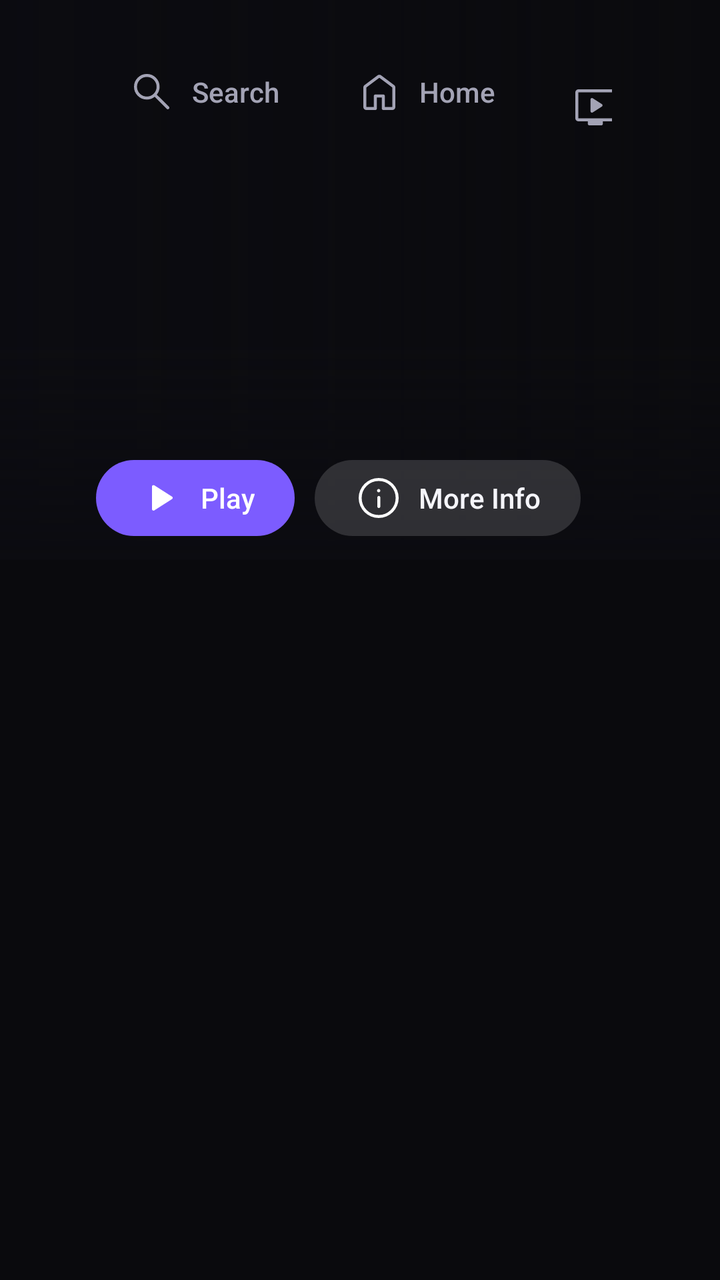
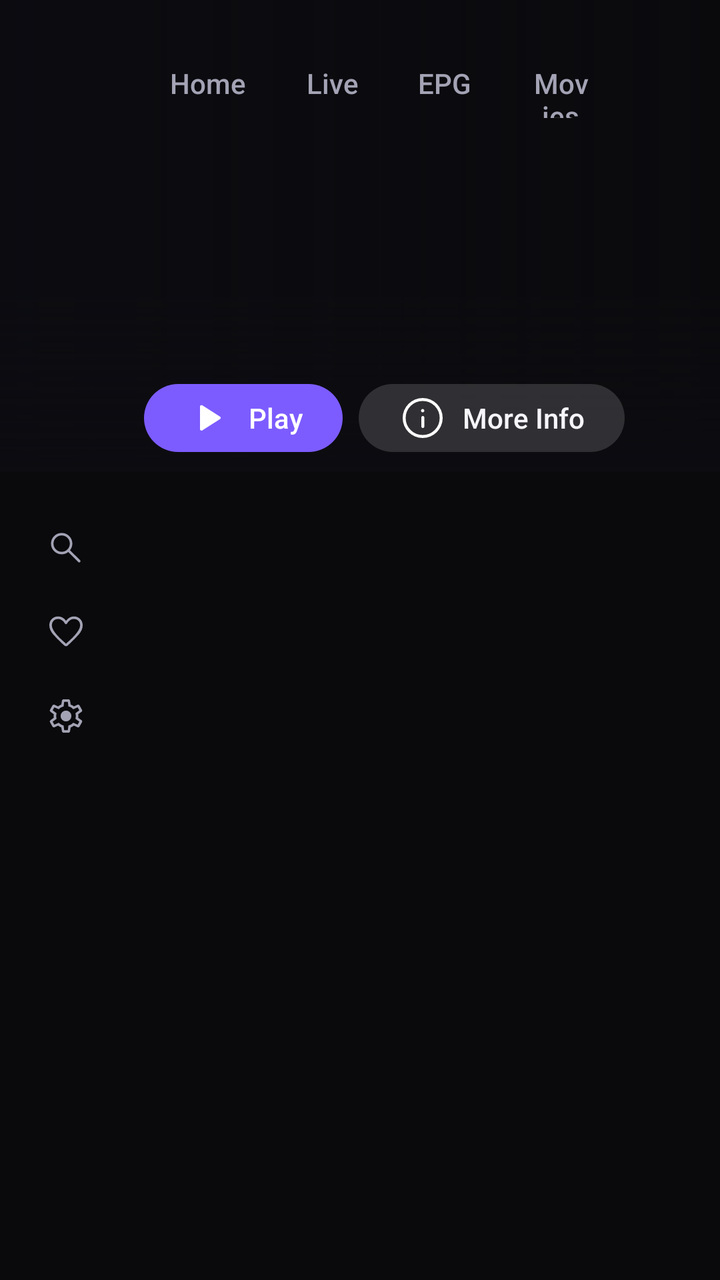

Screens rendered from an Android XML layout before and after an edit, with the pre-edit source and the edit as a unified diff.
<!-- AndroidManifest.xml: application theme Theme.Pstv -->
<!-- res/layout/activity_home.xml -->
<?xml version="1.0" encoding="utf-8"?>
<FrameLayout xmlns:android="http://schemas.android.com/apk/res/android"
    android:layout_width="match_parent"
    android:layout_height="match_parent"
    android:background="@color/bg">

    
    <LinearLayout
        android:id="@+id/page_rows"
        android:layout_width="match_parent"
        android:layout_height="match_parent"
        android:orientation="vertical">

        <FrameLayout
            android:id="@+id/hero_area"
            android:layout_width="match_parent"
            android:layout_height="280dp">

            <ImageView android:id="@+id/hero_a" android:layout_width="match_parent" android:layout_height="match_parent" android:scaleType="centerCrop" />
            <ImageView android:id="@+id/hero_b" android:layout_width="match_parent" android:layout_height="match_parent" android:alpha="0" android:scaleType="centerCrop" />
            <View android:layout_width="match_parent" android:layout_height="match_parent" android:background="@drawable/scrim_left" />
            <View android:layout_width="match_parent" android:layout_height="110dp" android:layout_gravity="bottom" android:background="@drawable/scrim_bottom" />

            <LinearLayout
                android:layout_width="520dp"
                android:layout_height="match_parent"
                android:gravity="bottom"
                android:orientation="vertical"
                android:paddingBottom="12dp"
                android:paddingLeft="@dimen/safe_h">

                <TextView android:id="@+id/hero_title" android:layout_width="match_parent" android:layout_height="wrap_content" android:ellipsize="end" android:maxLines="2" android:textColor="@color/text" android:textSize="@dimen/type_display" android:fontFamily="@string/font_strong" />
                <LinearLayout android:layout_width="wrap_content" android:layout_height="wrap_content" android:layout_marginTop="6dp" android:orientation="horizontal">
                    <TextView android:id="@+id/hero_c1" style="@style/Chip" android:layout_width="wrap_content" android:layout_height="wrap_content" />
                    <TextView android:id="@+id/hero_c2" style="@style/Chip" android:layout_width="wrap_content" android:layout_height="wrap_content" />
                    <TextView android:id="@+id/hero_c3" style="@style/Chip" android:layout_width="wrap_content" android:layout_height="wrap_content" />
                </LinearLayout>
                <TextView android:id="@+id/hero_desc" android:layout_width="match_parent" android:layout_height="wrap_content" android:layout_marginTop="6dp" android:ellipsize="end" android:maxLines="3" android:textColor="@color/text" android:textSize="@dimen/type_caption" />
                <LinearLayout android:layout_width="wrap_content" android:layout_height="wrap_content" android:layout_marginTop="10dp" android:orientation="horizontal">
                    <TextView android:id="@+id/hero_play" style="@style/BtnPrimary" android:layout_width="wrap_content" android:layout_height="wrap_content" android:layout_marginRight="10dp" android:paddingBottom="7dp" android:paddingTop="7dp" android:drawableLeft="@drawable/ic_play" android:text="Play" />
                    <TextView android:id="@+id/hero_more" style="@style/Btn" android:drawableLeft="@drawable/ic_info" android:layout_width="wrap_content" android:layout_height="wrap_content" android:paddingBottom="7dp" android:paddingTop="7dp" android:text="More Info" />
                </LinearLayout>
            </LinearLayout>
        </FrameLayout>

        <androidx.recyclerview.widget.RecyclerView
            android:id="@+id/rows"
            android:layout_width="match_parent"
            android:layout_height="0dp"
            android:layout_weight="1"
            android:clipChildren="true"
            android:clipToPadding="true" />
    </LinearLayout>

    
    <LinearLayout
        android:id="@+id/page_live"
        android:layout_width="match_parent"
        android:layout_height="match_parent"
        android:orientation="horizontal"
        android:paddingTop="84dp"
        android:visibility="gone">

        <androidx.recyclerview.widget.RecyclerView
            android:id="@+id/live_cats"
            android:layout_width="250dp"
            android:layout_height="match_parent"
            android:clipToPadding="false"
            android:paddingBottom="20dp"
            android:paddingLeft="@dimen/safe_h"
            android:paddingRight="12dp" />

        <androidx.recyclerview.widget.RecyclerView
            android:id="@+id/live_grid"
            android:layout_width="0dp"
            android:layout_height="match_parent"
            android:layout_weight="1"
            android:clipChildren="false"
            android:clipToPadding="false"
            android:paddingBottom="20dp"
            android:paddingRight="@dimen/safe_h"
            android:paddingLeft="12dp"
            android:paddingTop="8dp" />
    </LinearLayout>

    
    <LinearLayout
        android:id="@+id/page_epg"
        android:layout_width="match_parent"
        android:layout_height="match_parent"
        android:orientation="vertical"
        android:paddingTop="84dp"
        android:visibility="gone">

        <FrameLayout android:id="@+id/epg_head" android:layout_width="match_parent" android:layout_height="26dp" />
        <TextView
            android:id="@+id/epg_msg"
            android:layout_width="match_parent"
            android:layout_height="wrap_content"
            android:padding="40dp"
            android:textColor="@color/text_dim"
            android:textSize="@dimen/type_body"
            android:visibility="gone" />
        <androidx.recyclerview.widget.RecyclerView
            android:id="@+id/epg_rows"
            android:layout_width="match_parent"
            android:layout_height="0dp"
            android:layout_weight="1"
            android:clipChildren="false" />
    </LinearLayout>

    
    <LinearLayout
        android:id="@+id/tabs"
        android:layout_width="match_parent"
        android:layout_height="76dp"
        android:gravity="top"
        android:orientation="horizontal"
        android:paddingLeft="@dimen/safe_h"
        android:paddingRight="@dimen/safe_h"
        android:paddingTop="@dimen/safe_v">

        <TextView style="@style/Tab" android:layout_width="wrap_content" android:layout_height="wrap_content" android:layout_marginRight="6dp" android:drawableLeft="@drawable/ic_search" android:text="Search" />
        <TextView style="@style/Tab" android:layout_width="wrap_content" android:layout_height="wrap_content" android:layout_marginRight="6dp" android:drawableLeft="@drawable/ic_home" android:text="Home" />
        <TextView style="@style/Tab" android:layout_width="wrap_content" android:layout_height="wrap_content" android:layout_marginRight="6dp" android:drawableLeft="@drawable/ic_live" android:text="Live" />
        <TextView style="@style/Tab" android:layout_width="wrap_content" android:layout_height="wrap_content" android:layout_marginRight="6dp" android:drawableLeft="@drawable/ic_epg" android:text="EPG" />
        <TextView style="@style/Tab" android:layout_width="wrap_content" android:layout_height="wrap_content" android:layout_marginRight="6dp" android:drawableLeft="@drawable/ic_movies" android:text="Movies" />
        <TextView style="@style/Tab" android:layout_width="wrap_content" android:layout_height="wrap_content" android:drawableLeft="@drawable/ic_shows" android:text="TV shows" />

        <TextView
            android:id="@+id/status"
            android:layout_width="0dp"
            android:layout_height="wrap_content"
            android:layout_gravity="center_vertical"
            android:layout_marginLeft="12dp"
            android:layout_marginRight="12dp"
            android:layout_weight="1"
            android:ellipsize="end"
            android:gravity="right"
            android:maxLines="1"
            android:shadowColor="#000000"
            android:shadowRadius="4"
            android:textColor="@color/text"
            android:textSize="@dimen/type_caption" />

        <TextView android:id="@+id/nav_settings" style="@style/Tab" android:layout_width="wrap_content" android:layout_height="wrap_content" android:drawablePadding="0dp" android:drawableLeft="@drawable/ic_settings" android:paddingLeft="13dp" android:paddingRight="13dp" />
    </LinearLayout>
</FrameLayout>
<!-- resources referenced by this layout -->
<resources>
  <dimen name="type_display">28sp</dimen>
  <!-- drawable ic_epg (drawable) -->
  <?xml version="1.0" encoding="utf-8"?>
  <vector xmlns:android="http://schemas.android.com/apk/res/android"
      android:width="24dp" android:height="24dp" android:viewportWidth="960" android:viewportHeight="960">
      <group android:translateY="960">
          <path android:fillColor="#FFFFFFFF" android:pathData="M180-80q-24 0-42-18t-18-42v-620q0-24 18-42t42-18h65v-28q0-13.6 9-22.8 9-9.2 23.02-9.2t23.5 9.2Q310-861.6 310-848v28h340v-28q0-13.6 9-22.8 9-9.2 23.02-9.2t23.5 9.2Q715-861.6 715-848v28h65q24 0 42 18t18 42v620q0 24-18 42t-42 18H180Zm0-60h600v-430H180v430Zm0-490h600v-130H180v130Zm0 0v-130 130Zm300 230q-17 0-28.5-11.5T440-440q0-17 11.5-28.5T480-480q17 0 28.5 11.5T520-440q0 17-11.5 28.5T480-400Zm-188.5-11.5Q280-423 280-440t11.5-28.5Q303-480 320-480t28.5 11.5Q360-457 360-440t-11.5 28.5Q337-400 320-400t-28.5-11.5ZM640-400q-17 0-28.5-11.5T600-440q0-17 11.5-28.5T640-480q17 0 28.5 11.5T680-440q0 17-11.5 28.5T640-400ZM480-240q-17 0-28.5-11.5T440-280q0-17 11.5-28.5T480-320q17 0 28.5 11.5T520-280q0 17-11.5 28.5T480-240Zm-188.5-11.5Q280-263 280-280t11.5-28.5Q303-320 320-320t28.5 11.5Q360-297 360-280t-11.5 28.5Q337-240 320-240t-28.5-11.5ZM640-240q-17 0-28.5-11.5T600-280q0-17 11.5-28.5T640-320q17 0 28.5 11.5T680-280q0 17-11.5 28.5T640-240Z" />
      </group>
  </vector>
  <!-- drawable ic_home (drawable) -->
  <?xml version="1.0" encoding="utf-8"?>
  <vector xmlns:android="http://schemas.android.com/apk/res/android"
      android:width="24dp" android:height="24dp" android:viewportWidth="960" android:viewportHeight="960">
      <group android:translateY="960">
          <path android:fillColor="#FFFFFFFF" android:pathData="M220-180h150v-220q0-12.75 8.63-21.38Q387.25-430 400-430h160q12.75 0 21.38 8.62Q590-412.75 590-400v220h150v-390L480-765 220-570v390Zm-60 0v-390q0-14.25 6.38-27 6.37-12.75 17.62-21l260-195q15.68-12 35.84-12Q500-825 516-813l260 195q11.25 8.25 17.63 21 6.37 12.75 6.37 27v390q0 24.75-17.62 42.37Q764.75-120 740-120H560q-12.75 0-21.37-8.63Q530-137.25 530-150v-220H430v220q0 12.75-8.62 21.37Q412.75-120 400-120H220q-24.75 0-42.37-17.63Q160-155.25 160-180Zm320-293Z" />
      </group>
  </vector>
  <!-- drawable ic_live (drawable) -->
  <?xml version="1.0" encoding="utf-8"?>
  <vector xmlns:android="http://schemas.android.com/apk/res/android"
      android:width="24dp" android:height="24dp" android:viewportWidth="960" android:viewportHeight="960">
      <group android:translateY="960">
          <path android:fillColor="#FFFFFFFF" android:pathData="m429-379 181-116q14-8.79 14-24.89Q624-536 610-545L429-661q-15-10-30.5-1T383-635v230q0 18 15.5 27t30.5-1ZM140-200q-24 0-42-18t-18-42v-520q0-24 18-42t42-18h680q24 0 42 18t18 42v520q0 24-18 42t-42 18H630v50q0 12.75-8.62 21.37Q612.75-120 600-120H360q-12.75 0-21.37-8.63Q330-137.25 330-150v-50H140Zm0-60h680v-520H140v520Zm0 0v-520 520Z" />
      </group>
  </vector>
  <!-- drawable ic_movies (drawable) -->
  <?xml version="1.0" encoding="utf-8"?>
  <vector xmlns:android="http://schemas.android.com/apk/res/android"
      android:width="24dp" android:height="24dp" android:viewportWidth="960" android:viewportHeight="960">
      <group android:translateY="960">
          <path android:fillColor="#FFFFFFFF" android:pathData="m140-800 58 119q7.73 15.4 22.08 24.2Q234.44-648 251-648q32.5 0 49.25-27.46T303-732l-33-68h89l58 119q7.73 15.4 22.08 24.2Q453.44-648 470-648q32.5 0 49.25-27.46T522-732l-33-68h89l58 119q7.73 15.4 22.08 24.2Q672.44-648 689-648q32.5 0 49.25-27.46T741-732l-33-68h112q24 0 42 18t18 42v520q0 24-18 42t-42 18H140q-24 0-42-18t-18-42v-520q0-24 18-42t42-18Zm0 212v368h680v-368H140Zm0 0v368-368Z" />
      </group>
  </vector>
  <!-- drawable ic_shows (drawable) -->
  <?xml version="1.0" encoding="utf-8"?>
  <vector xmlns:android="http://schemas.android.com/apk/res/android"
      android:width="24dp" android:height="24dp" android:viewportWidth="960" android:viewportHeight="960">
      <group android:translateY="960">
          <path android:fillColor="#FFFFFFFF" android:pathData="M140-200q-24 0-42-18t-18-42v-520q0-24 18-42t42-18h680q24 0 42 18t18 42v520q0 24-18 42t-42 18H630v50q0 12.75-8.62 21.37Q612.75-120 600-120H360q-12.75 0-21.37-8.63Q330-137.25 330-150v-50H140Zm0-60h680v-520H140v520Zm0 0v-520 520Z" />
      </group>
  </vector>
  <style name="Tab" parent="Btn">
          <item name="android:background">@drawable/tab_bg</item>
          <item name="android:textColor">@drawable/tab_text</item>
          <item name="android:drawableTint">@drawable/tab_text</item>
          <item name="android:fontFamily">@string/font_medium</item>
          <item name="android:paddingLeft">16dp</item>
          <item name="android:paddingRight">16dp</item>
          <item name="android:paddingTop">7dp</item>
          <item name="android:paddingBottom">7dp</item>
      </style>
  <!-- unchanged entries left out for length: 40 -->
</resources>

<!-- the commit's change to res/layout/activity_home.xml (unified diff, before → after) -->
@@ -14,31 +14,31 @@
         <FrameLayout
             android:id="@+id/hero_area"
             android:layout_width="match_parent"
-            android:layout_height="280dp">
+            android:layout_height="236dp">
 
             <ImageView android:id="@+id/hero_a" android:layout_width="match_parent" android:layout_height="match_parent" android:scaleType="centerCrop" />
             <ImageView android:id="@+id/hero_b" android:layout_width="match_parent" android:layout_height="match_parent" android:alpha="0" android:scaleType="centerCrop" />
             <View android:layout_width="match_parent" android:layout_height="match_parent" android:background="@drawable/scrim_left" />
-            <View android:layout_width="match_parent" android:layout_height="110dp" android:layout_gravity="bottom" android:background="@drawable/scrim_bottom" />
+            <View android:layout_width="match_parent" android:layout_height="90dp" android:layout_gravity="bottom" android:background="@drawable/scrim_bottom" />
 
             <LinearLayout
-                android:layout_width="520dp"
+                android:layout_width="480dp"
                 android:layout_height="match_parent"
                 android:gravity="bottom"
                 android:orientation="vertical"
-                android:paddingBottom="12dp"
-                android:paddingLeft="@dimen/safe_h">
+                android:paddingBottom="10dp"
+                android:paddingLeft="@dimen/content_start">
 
-                <TextView android:id="@+id/hero_title" android:layout_width="match_parent" android:layout_height="wrap_content" android:ellipsize="end" android:maxLines="2" android:textColor="@color/text" android:textSize="@dimen/type_display" android:fontFamily="@string/font_strong" />
-                <LinearLayout android:layout_width="wrap_content" android:layout_height="wrap_content" android:layout_marginTop="6dp" android:orientation="horizontal">
+                <TextView android:id="@+id/hero_title" android:layout_width="match_parent" android:layout_height="wrap_content" android:ellipsize="end" android:fontFamily="@string/font_strong" android:maxLines="2" android:textColor="@color/text" android:textSize="@dimen/type_headline" />
+                <LinearLayout android:layout_width="wrap_content" android:layout_height="wrap_content" android:layout_marginTop="5dp" android:orientation="horizontal">
                     <TextView android:id="@+id/hero_c1" style="@style/Chip" android:layout_width="wrap_content" android:layout_height="wrap_content" />
                     <TextView android:id="@+id/hero_c2" style="@style/Chip" android:layout_width="wrap_content" android:layout_height="wrap_content" />
                     <TextView android:id="@+id/hero_c3" style="@style/Chip" android:layout_width="wrap_content" android:layout_height="wrap_content" />
                 </LinearLayout>
-                <TextView android:id="@+id/hero_desc" android:layout_width="match_parent" android:layout_height="wrap_content" android:layout_marginTop="6dp" android:ellipsize="end" android:maxLines="3" android:textColor="@color/text" android:textSize="@dimen/type_caption" />
-                <LinearLayout android:layout_width="wrap_content" android:layout_height="wrap_content" android:layout_marginTop="10dp" android:orientation="horizontal">
-                    <TextView android:id="@+id/hero_play" style="@style/BtnPrimary" android:layout_width="wrap_content" android:layout_height="wrap_content" android:layout_marginRight="10dp" android:paddingBottom="7dp" android:paddingTop="7dp" android:drawableLeft="@drawable/ic_play" android:text="Play" />
-                    <TextView android:id="@+id/hero_more" style="@style/Btn" android:drawableLeft="@drawable/ic_info" android:layout_width="wrap_content" android:layout_height="wrap_content" android:paddingBottom="7dp" android:paddingTop="7dp" android:text="More Info" />
+                <TextView android:id="@+id/hero_desc" android:layout_width="match_parent" android:layout_height="wrap_content" android:layout_marginTop="5dp" android:ellipsize="end" android:maxLines="3" android:textColor="@color/text" android:textSize="@dimen/type_caption" />
+                <LinearLayout android:layout_width="wrap_content" android:layout_height="wrap_content" android:layout_marginTop="9dp" android:orientation="horizontal">
+                    <TextView android:id="@+id/hero_play" style="@style/BtnPrimary" android:layout_width="wrap_content" android:layout_height="wrap_content" android:layout_marginRight="8dp" android:drawableLeft="@drawable/ic_play" android:paddingBottom="5dp" android:paddingTop="5dp" android:text="Play" />
+                    <TextView android:id="@+id/hero_more" style="@style/Btn" android:layout_width="wrap_content" android:layout_height="wrap_content" android:drawableLeft="@drawable/ic_info" android:paddingBottom="5dp" android:paddingTop="5dp" android:text="More Info" />
                 </LinearLayout>
             </LinearLayout>
         </FrameLayout>
@@ -58,7 +58,7 @@
         android:layout_width="match_parent"
         android:layout_height="match_parent"
         android:orientation="horizontal"
-        android:paddingTop="84dp"
+        android:paddingTop="64dp"
         android:visibility="gone">
 
         <androidx.recyclerview.widget.RecyclerView
@@ -67,7 +67,7 @@
             android:layout_height="match_parent"
             android:clipToPadding="false"
             android:paddingBottom="20dp"
-            android:paddingLeft="@dimen/safe_h"
+            android:paddingLeft="@dimen/content_start"
             android:paddingRight="12dp" />
 
         <androidx.recyclerview.widget.RecyclerView
@@ -78,8 +78,8 @@
             android:clipChildren="false"
             android:clipToPadding="false"
             android:paddingBottom="20dp"
+            android:paddingLeft="12dp"
             android:paddingRight="@dimen/safe_h"
-            android:paddingLeft="12dp"
             android:paddingTop="8dp" />
     </LinearLayout>
 
@@ -89,7 +89,7 @@
         android:layout_width="match_parent"
         android:layout_height="match_parent"
         android:orientation="vertical"
-        android:paddingTop="84dp"
+        android:paddingTop="64dp"
         android:visibility="gone">
 
         <FrameLayout android:id="@+id/epg_head" android:layout_width="match_parent" android:layout_height="26dp" />
@@ -111,21 +111,36 @@
 
     
     <LinearLayout
+        android:id="@+id/rail"
+        android:layout_width="wrap_content"
+        android:layout_height="match_parent"
+        android:layout_gravity="left"
+        android:gravity="center_vertical"
+        android:orientation="vertical"
+        android:paddingLeft="16dp"
+        android:paddingRight="8dp">
+        <ImageView android:id="@+id/rail_search" style="@style/Rail" android:src="@drawable/ic_search" />
+        <ImageView android:id="@+id/rail_fav" style="@style/Rail" android:src="@drawable/ic_fav" />
+        <ImageView android:id="@+id/nav_settings" style="@style/Rail" android:src="@drawable/ic_settings" />
+    </LinearLayout>
+
+    
+    <LinearLayout
         android:id="@+id/tabs"
         android:layout_width="match_parent"
-        android:layout_height="76dp"
+        android:layout_height="64dp"
         android:gravity="top"
         android:orientation="horizontal"
-        android:paddingLeft="@dimen/safe_h"
+        android:paddingLeft="@dimen/content_start"
         android:paddingRight="@dimen/safe_h"
         android:paddingTop="@dimen/safe_v">
 
-        <TextView style="@style/Tab" android:layout_width="wrap_content" android:layout_height="wrap_content" android:layout_marginRight="6dp" android:drawableLeft="@drawable/ic_search" android:text="Search" />
-        <TextView style="@style/Tab" android:layout_width="wrap_content" android:layout_height="wrap_content" android:layout_marginRight="6dp" android:drawableLeft="@drawable/ic_home" android:text="Home" />
-        <TextView style="@style/Tab" android:layout_width="wrap_content" android:layout_height="wrap_content" android:layout_marginRight="6dp" android:drawableLeft="@drawable/ic_live" android:text="Live" />
-        <TextView style="@style/Tab" android:layout_width="wrap_content" android:layout_height="wrap_content" android:layout_marginRight="6dp" android:drawableLeft="@drawable/ic_epg" android:text="EPG" />
-        <TextView style="@style/Tab" android:layout_width="wrap_content" android:layout_height="wrap_content" android:layout_marginRight="6dp" android:drawableLeft="@drawable/ic_movies" android:text="Movies" />
-        <TextView style="@style/Tab" android:layout_width="wrap_content" android:layout_height="wrap_content" android:drawableLeft="@drawable/ic_shows" android:text="TV shows" />
+        <TextView style="@style/Tab" android:layout_width="wrap_content" android:layout_height="wrap_content" android:text="Search" android:visibility="gone" />
+        <TextView style="@style/Tab" android:layout_width="wrap_content" android:layout_height="wrap_content" android:layout_marginRight="4dp" android:text="Home" />
+        <TextView style="@style/Tab" android:layout_width="wrap_content" android:layout_height="wrap_content" android:layout_marginRight="4dp" android:text="Live" />
+        <TextView style="@style/Tab" android:layout_width="wrap_content" android:layout_height="wrap_content" android:layout_marginRight="4dp" android:text="EPG" />
+        <TextView style="@style/Tab" android:layout_width="wrap_content" android:layout_height="wrap_content" android:layout_marginRight="4dp" android:text="Movies" />
+        <TextView style="@style/Tab" android:layout_width="wrap_content" android:layout_height="wrap_content" android:text="TV shows" />
 
         <TextView
             android:id="@+id/status"
@@ -133,7 +148,6 @@
             android:layout_height="wrap_content"
             android:layout_gravity="center_vertical"
             android:layout_marginLeft="12dp"
-            android:layout_marginRight="12dp"
             android:layout_weight="1"
             android:ellipsize="end"
             android:gravity="right"
@@ -141,8 +155,6 @@
             android:shadowColor="#000000"
             android:shadowRadius="4"
             android:textColor="@color/text"
-            android:textSize="@dimen/type_caption" />
-
-        <TextView android:id="@+id/nav_settings" style="@style/Tab" android:layout_width="wrap_content" android:layout_height="wrap_content" android:drawablePadding="0dp" android:drawableLeft="@drawable/ic_settings" android:paddingLeft="13dp" android:paddingRight="13dp" />
+            android:textSize="@dimen/type_micro" />
     </LinearLayout>
 </FrameLayout>
<!-- resource entries referenced after the edit -->
@@ -1,56 +1,42 @@
 <!-- resources referenced by this layout -->
 <resources>
-  <dimen name="type_display">28sp</dimen>
-  <!-- drawable ic_epg (drawable) -->
+  <dimen name="content_start">72dp</dimen>
+  <dimen name="type_headline">22sp</dimen>
+  <!-- drawable ic_fav (drawable) -->
   <?xml version="1.0" encoding="utf-8"?>
   <vector xmlns:android="http://schemas.android.com/apk/res/android"
       android:width="24dp" android:height="24dp" android:viewportWidth="960" android:viewportHeight="960">
       <group android:translateY="960">
-          <path android:fillColor="#FFFFFFFF" android:pathData="M180-80q-24 0-42-18t-18-42v-620q0-24 18-42t42-18h65v-28q0-13.6 9-22.8 9-9.2 23.02-9.2t23.5 9.2Q310-861.6 310-848v28h340v-28q0-13.6 9-22.8 9-9.2 23.02-9.2t23.5 9.2Q715-861.6 715-848v28h65q24 0 42 18t18 42v620q0 24-18 42t-42 18H180Zm0-60h600v-430H180v430Zm0-490h600v-130H180v130Zm0 0v-130 130Zm300 230q-17 0-28.5-11.5T440-440q0-17 11.5-28.5T480-480q17 0 28.5 11.5T520-440q0 17-11.5 28.5T480-400Zm-188.5-11.5Q280-423 280-440t11.5-28.5Q303-480 320-480t28.5 11.5Q360-457 360-440t-11.5 28.5Q337-400 320-400t-28.5-11.5ZM640-400q-17 0-28.5-11.5T600-440q0-17 11.5-28.5T640-480q17 0 28.5 11.5T680-440q0 17-11.5 28.5T640-400ZM480-240q-17 0-28.5-11.5T440-280q0-17 11.5-28.5T480-320q17 0 28.5 11.5T520-280q0 17-11.5 28.5T480-240Zm-188.5-11.5Q280-263 280-280t11.5-28.5Q303-320 320-320t28.5 11.5Q360-297 360-280t-11.5 28.5Q337-240 320-240t-28.5-11.5ZM640-240q-17 0-28.5-11.5T600-280q0-17 11.5-28.5T640-320q17 0 28.5 11.5T680-280q0 17-11.5 28.5T640-240Z" />
+          <path android:fillColor="#FFFFFFFF" android:pathData="M458.19-144Q447-148 439-156l-53-49Q262-320 171-424.5T80-643q0-90.15 60.5-150.58Q201-854 290-854q51 0 101 24.5t89 80.5q44-56 91-80.5t99-24.5q89 0 149.5 60.42Q880-733.15 880-643q0 114-91 218.5T574-205l-53 49q-8.25 8.38-19.12 12.19Q491-140 480.19-140q-10.8 0-22-4ZM454-683q-27-49-71-80t-93-31q-66 0-108 42.5t-42 108.93q0 57.57 38.88 121.22 38.88 63.66 93 123.5Q326-338 384-286.5q58 51.5 96 86.5 38-34 96-86t112-112.5q54-60.5 93-124.19T820-643q0-66-42.5-108.5T670-794q-50 0-93.5 30.5T504-683q-5 8-11 11.5t-14 3.5q-8 0-14.5-3.5T454-683Zm26 186Z" />
       </group>
   </vector>
-  <!-- drawable ic_home (drawable) -->
-  <?xml version="1.0" encoding="utf-8"?>
-  <vector xmlns:android="http://schemas.android.com/apk/res/android"
-      android:width="24dp" android:height="24dp" android:viewportWidth="960" android:viewportHeight="960">
-      <group android:translateY="960">
-          <path android:fillColor="#FFFFFFFF" android:pathData="M220-180h150v-220q0-12.75 8.63-21.38Q387.25-430 400-430h160q12.75 0 21.38 8.62Q590-412.75 590-400v220h150v-390L480-765 220-570v390Zm-60 0v-390q0-14.25 6.38-27 6.37-12.75 17.62-21l260-195q15.68-12 35.84-12Q500-825 516-813l260 195q11.25 8.25 17.63 21 6.37 12.75 6.37 27v390q0 24.75-17.62 42.37Q764.75-120 740-120H560q-12.75 0-21.37-8.63Q530-137.25 530-150v-220H430v220q0 12.75-8.62 21.37Q412.75-120 400-120H220q-24.75 0-42.37-17.63Q160-155.25 160-180Zm320-293Z" />
-      </group>
-  </vector>
-  <!-- drawable ic_live (drawable) -->
-  <?xml version="1.0" encoding="utf-8"?>
-  <vector xmlns:android="http://schemas.android.com/apk/res/android"
-      android:width="24dp" android:height="24dp" android:viewportWidth="960" android:viewportHeight="960">
-      <group android:translateY="960">
-          <path android:fillColor="#FFFFFFFF" android:pathData="m429-379 181-116q14-8.79 14-24.89Q624-536 610-545L429-661q-15-10-30.5-1T383-635v230q0 18 15.5 27t30.5-1ZM140-200q-24 0-42-18t-18-42v-520q0-24 18-42t42-18h680q24 0 42 18t18 42v520q0 24-18 42t-42 18H630v50q0 12.75-8.62 21.37Q612.75-120 600-120H360q-12.75 0-21.37-8.63Q330-137.25 330-150v-50H140Zm0-60h680v-520H140v520Zm0 0v-520 520Z" />
-      </group>
-  </vector>
-  <!-- drawable ic_movies (drawable) -->
-  <?xml version="1.0" encoding="utf-8"?>
-  <vector xmlns:android="http://schemas.android.com/apk/res/android"
-      android:width="24dp" android:height="24dp" android:viewportWidth="960" android:viewportHeight="960">
-      <group android:translateY="960">
-          <path android:fillColor="#FFFFFFFF" android:pathData="m140-800 58 119q7.73 15.4 22.08 24.2Q234.44-648 251-648q32.5 0 49.25-27.46T303-732l-33-68h89l58 119q7.73 15.4 22.08 24.2Q453.44-648 470-648q32.5 0 49.25-27.46T522-732l-33-68h89l58 119q7.73 15.4 22.08 24.2Q672.44-648 689-648q32.5 0 49.25-27.46T741-732l-33-68h112q24 0 42 18t18 42v520q0 24-18 42t-42 18H140q-24 0-42-18t-18-42v-520q0-24 18-42t42-18Zm0 212v368h680v-368H140Zm0 0v368-368Z" />
-      </group>
-  </vector>
-  <!-- drawable ic_shows (drawable) -->
-  <?xml version="1.0" encoding="utf-8"?>
-  <vector xmlns:android="http://schemas.android.com/apk/res/android"
-      android:width="24dp" android:height="24dp" android:viewportWidth="960" android:viewportHeight="960">
-      <group android:translateY="960">
-          <path android:fillColor="#FFFFFFFF" android:pathData="M140-200q-24 0-42-18t-18-42v-520q0-24 18-42t42-18h680q24 0 42 18t18 42v520q0 24-18 42t-42 18H630v50q0 12.75-8.62 21.37Q612.75-120 600-120H360q-12.75 0-21.37-8.63Q330-137.25 330-150v-50H140Zm0-60h680v-520H140v520Zm0 0v-520 520Z" />
-      </group>
-  </vector>
+  <style name="Rail">
+          <item name="android:layout_width">34dp</item>
+          <item name="android:layout_height">34dp</item>
+          <item name="android:layout_marginBottom">8dp</item>
+          <item name="android:padding">7dp</item>
+          <item name="android:focusable">true</item>
+          <item name="android:clickable">true</item>
+          <item name="android:background">@drawable/rail_bg</item>
+          <item name="android:tint">@drawable/tab_text</item>
+          <item name="android:stateListAnimator">@animator/focus_pop</item>
+      </style>
   <style name="Tab" parent="Btn">
           <item name="android:background">@drawable/tab_bg</item>
           <item name="android:textColor">@drawable/tab_text</item>
-          <item name="android:drawableTint">@drawable/tab_text</item>
           <item name="android:fontFamily">@string/font_medium</item>
-          <item name="android:paddingLeft">16dp</item>
-          <item name="android:paddingRight">16dp</item>
-          <item name="android:paddingTop">7dp</item>
-          <item name="android:paddingBottom">7dp</item>
+          <item name="android:textSize">@dimen/type_body</item>
+          <item name="android:paddingLeft">13dp</item>
+          <item name="android:paddingRight">13dp</item>
+          <item name="android:paddingTop">5dp</item>
+          <item name="android:paddingBottom">5dp</item>
       </style>
+  <!-- drawable rail_bg (drawable) -->
+  <?xml version="1.0" encoding="utf-8"?>
+  <selector xmlns:android="http://schemas.android.com/apk/res/android">
+      <item android:state_focused="true"><shape android:shape="oval"><solid android:color="@color/focus_ring" /></shape></item>
+      <item><shape android:shape="oval"><solid android:color="@android:color/transparent" /></shape></item>
+  </selector>
   <!-- unchanged entries left out for length: 40 -->
 </resources>
 
